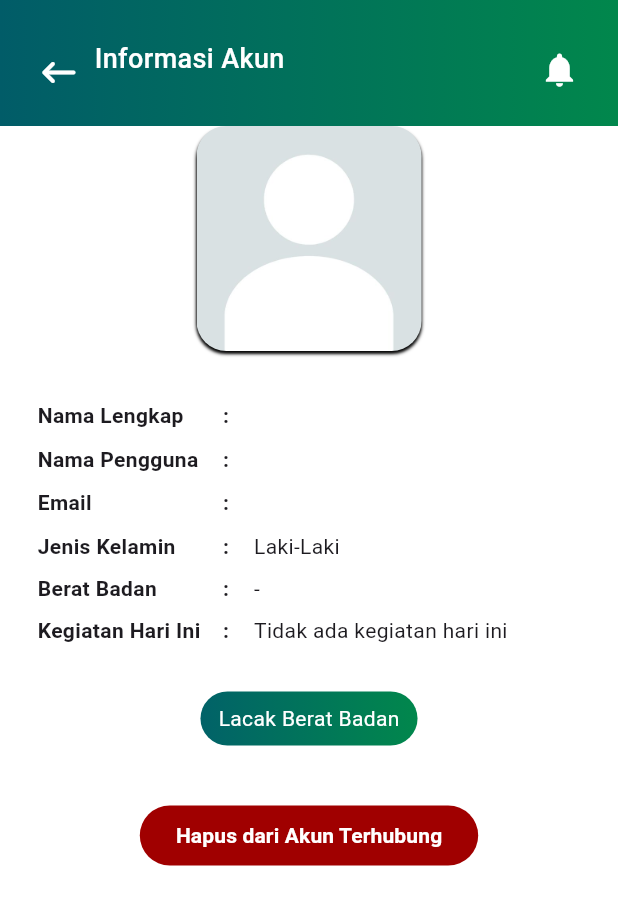
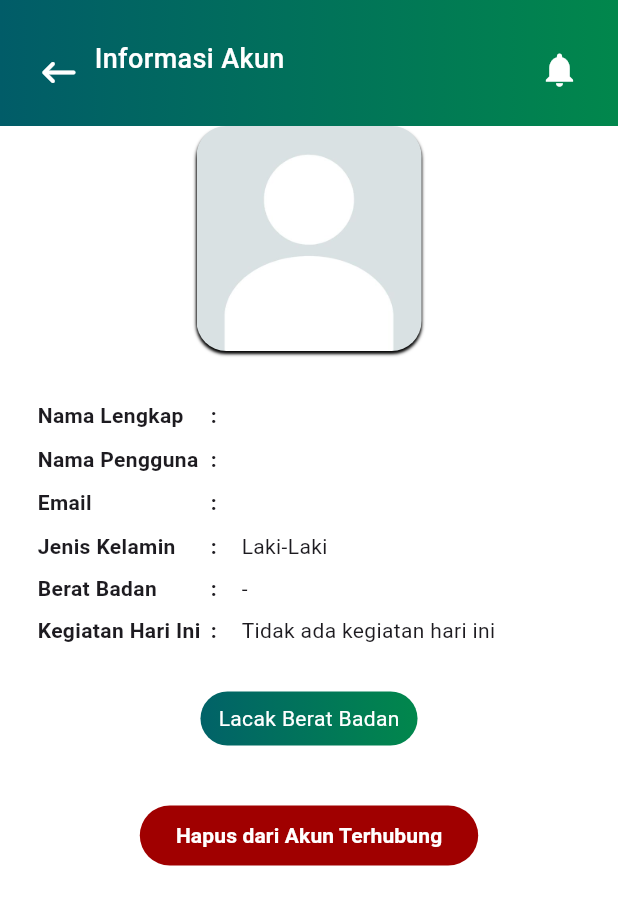
Before and after one commit to robanu-dk/MoDis-App, a Flutter app: the ChildAccountInformation screen opened directly with empty values, on a phone screen of 412 x 824 dp. Shown: the top 905 px of the screen. Run offline on Flutter 3.47's test engine with Material 3 defaults, Android fonts, the phone set to English and light mode, and no system bars; our stand-ins replace connectivity_plus, fl_chart, image_picker, loading_indicator, shared_preferences; missing offline and left inert: icons_flutter; accounts and stored records are empty.

Commit message:
adjust: improve view based physic emulator

```diff
--- a/lib/components/flex_row_information.dart
+++ b/lib/components/flex_row_information.dart
@@ -23,13 +23,13 @@ class FlexRowInformation extends StatelessWidget {
         crossAxisAlignment: CrossAxisAlignment.start,
         children: [
           SizedBox(
-            width: widthLabel ?? MediaQuery.of(context).size.width * 0.35,
+            width: widthLabel ?? MediaQuery.of(context).size.width * 0.33,
             child: Row(
               mainAxisAlignment: MainAxisAlignment.spaceBetween,
               children: [
                 SizedBox(
-                  width:
-                      widthNameLabel ?? MediaQuery.of(context).size.width * 0.3,
+                  width: widthNameLabel ??
+                      MediaQuery.of(context).size.width * 0.28,
                   child: Text(
                     maxLines: 2,
                     label,
--- a/lib/components/tab_button.dart
+++ b/lib/components/tab_button.dart
@@ -15,7 +15,7 @@ class TabButton extends StatelessWidget {
   @override
   Widget build(BuildContext context) {
     return SizedBox(
-      width: MediaQuery.of(context).size.width * 0.3,
+      width: MediaQuery.of(context).size.width * 0.4,
       height: 50.0,
       child: listAccount
           ? FilledButton(
--- a/lib/pages/add_child_account.dart
+++ b/lib/pages/add_child_account.dart
@@ -264,7 +264,7 @@ class ListAvailableChild extends StatelessWidget {
                                           ? Image.asset(
                                               'images/default_profile_image.jpg')
                                           : Image.network(
-                                              'http://10.0.2.2:8080/API/Modis/public/${element["profile_image"]}?timestamp=${DateTime.fromMillisecondsSinceEpoch(100)}',
+                                              'http://192.168.42.60:8080/API/Modis/public/${element["profile_image"]}?timestamp=${DateTime.fromMillisecondsSinceEpoch(100)}',
                                               filterQuality: FilterQuality.high,
                                               fit: BoxFit.cover,
                                             ),
@@ -389,7 +389,7 @@ class ListAvailableChild extends StatelessWidget {
                                       ? Image.asset(
                                           'images/default_profile_image.jpg')
                                       : Image.network(
-                                          'http://10.0.2.2:8080/API/Modis/public/${element["profile_image"]}?timestamp=${DateTime.fromMillisecondsSinceEpoch(100)}',
+                                          'http://192.168.42.60:8080/API/Modis/public/${element["profile_image"]}?timestamp=${DateTime.fromMillisecondsSinceEpoch(100)}',
                                           filterQuality: FilterQuality.high,
                                           fit: BoxFit.cover,
                                         ),
--- a/lib/pages/child_account_information.dart
+++ b/lib/pages/child_account_information.dart
@@ -116,7 +116,7 @@ class ChildAccountInformation extends StatelessWidget {
                             fit: BoxFit.cover,
                           )
                         : Image.network(
-                            'http://10.0.2.2:8080/API/Modis/public/${data["profile_image"]}?timestamp=${DateTime.fromMillisecondsSinceEpoch(100)}',
+                            'http://192.168.42.60:8080/API/Modis/public/${data["profile_image"]}?timestamp=${DateTime.fromMillisecondsSinceEpoch(100)}',
                             filterQuality: FilterQuality.high,
                             fit: BoxFit.cover,
                           ),
--- a/lib/pages/list_account.dart
+++ b/lib/pages/list_account.dart
@@ -230,7 +230,7 @@ class _ListAccountState extends State<ListAccount> {
                     child: element['profile_image'] == null
                         ? Image.asset('images/default_profile_image.jpg')
                         : Image.network(
-                            'http://10.0.2.2:8080/API/Modis/public/${element["profile_image"]}?timestamp=${DateTime.fromMillisecondsSinceEpoch(100)}',
+                            'http://192.168.42.60:8080/API/Modis/public/${element["profile_image"]}?timestamp=${DateTime.fromMillisecondsSinceEpoch(100)}',
                           ),
                   ),
                   Padding(
--- a/lib/pages/profile.dart
+++ b/lib/pages/profile.dart
@@ -97,7 +97,7 @@ class _ProfileState extends State<Profile> {
                           builder: (context, user, child) =>
                               user.getUserProfileImage() != ''
                                   ? Image.network(
-                                      'http://10.0.2.2:8080/API/Modis/public/${user.getUserProfileImage()}',
+                                      'http://192.168.42.60:8080/API/Modis/public/${user.getUserProfileImage()}',
                                       alignment: Alignment.topCenter,
                                       fit: BoxFit.cover,
                                       filterQuality: FilterQuality.high,
--- a/lib/pages/video.dart
+++ b/lib/pages/video.dart
@@ -349,7 +349,7 @@ class _VideoState extends State<Video> {
                         pageBuilder: (BuildContext context,
                             Animation<double> animation,
                             Animation<double> secondaryAnimation) {
-                          return const VideoPlayer();
+                          return const VideoPlayerPage();
                         },
                         transitionsBuilder: (BuildContext context,
                             Animation<double> animation,
@@ -567,7 +567,7 @@ class _VideoState extends State<Video> {
                           Radius.circular(10.0),
                         ),
                         child: Image.network(
-                          'http://10.0.2.2:8080/API/Modis/public/${element["thumbnail"]}?timestamp=${DateTime.fromMillisecondsSinceEpoch(100)}',
+                          'http://192.168.42.60:8080/API/Modis/public/${element["thumbnail"]}?timestamp=${DateTime.fromMillisecondsSinceEpoch(100)}',
                           fit: BoxFit.cover,
                         ),
                       ),
--- a/lib/providers/activity.dart
+++ b/lib/providers/activity.dart
@@ -6,7 +6,7 @@ import 'package:http/http.dart' as http;
 class Activity extends ChangeNotifier {
   String email = '',
       token = '',
-      apiDomain = 'http://10.0.2.2:8080/API/Modis/public/api/event';
+      apiDomain = 'http://192.168.42.60:8080/API/Modis/public/api/event';
   dynamic listTodayActivity;
 
   updateEmailToken(String userEmail, String userToken) {
--- a/lib/providers/child.dart
+++ b/lib/providers/child.dart
@@ -6,7 +6,7 @@ import 'package:http/http.dart' as http;
 class Child extends ChangeNotifier {
   String email = '', token = '';
   dynamic listChild, allAvailableChild;
-  String apiDomain = 'http://10.0.2.2:8080/API/Modis/public/api/guide';
+  String apiDomain = 'http://192.168.42.60:8080/API/Modis/public/api/guide';
 
   void updateUser(String email, String token) {
     this.email = email;
--- a/lib/providers/motivation.dart
+++ b/lib/providers/motivation.dart
@@ -5,9 +5,9 @@ import 'package:flutter/material.dart';
 import 'package:http/http.dart' as http;
 
 class MotivationVideo extends ChangeNotifier {
-  String apiDomain = 'http://10.0.2.2:8080/API/Modis/public/api/video';
+  String apiDomain = 'http://192.168.42.60:8080/API/Modis/public/api/video';
   String apiVideoCategories =
-      'http://10.0.2.2:8080/API/Modis/public/api/video-categories';
+      'http://192.168.42.60:8080/API/Modis/public/api/video-categories';
   String token = '', email = '';
   dynamic listVideo, videoCategories;
   int lengthResponseData = 0;
--- a/lib/providers/user.dart
+++ b/lib/providers/user.dart
@@ -3,7 +3,8 @@ import 'package:flutter/material.dart';
 import 'package:http/http.dart' as http;
 
 class User with ChangeNotifier {
-  final String apiDomain = 'http://10.0.2.2:8080/API/Modis/public/api/user';
+  final String apiDomain =
+      'http://192.168.42.60:8080/API/Modis/public/api/user';
   String userFullName = '',
       userName = '',
       userToken = '',
--- a/lib/providers/weight.dart
+++ b/lib/providers/weight.dart
@@ -6,7 +6,7 @@ import 'package:http/http.dart' as http;
 class Weight extends ChangeNotifier {
   String email = '',
       token = '',
-      apiDomain = 'http://10.0.2.2:8080/API/Modis/public/api/weight';
+      apiDomain = 'http://192.168.42.60:8080/API/Modis/public/api/weight';
 
   dynamic listWeightUser;
 
```
Also changed, not shown: lib/pages/weight_tracker.dart (+11 -6 lines).
